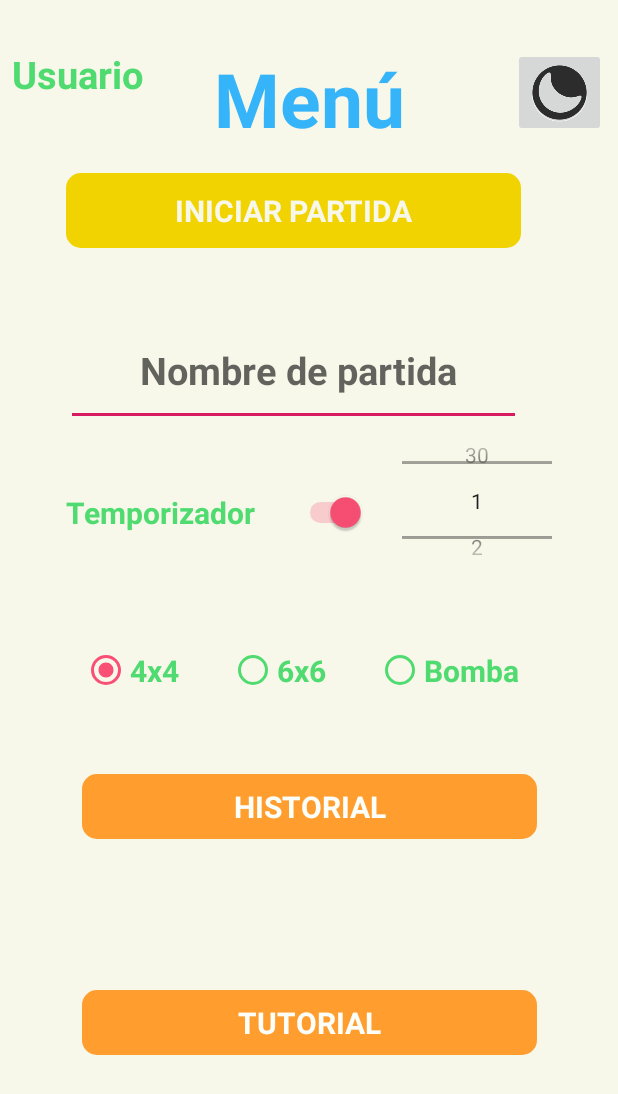
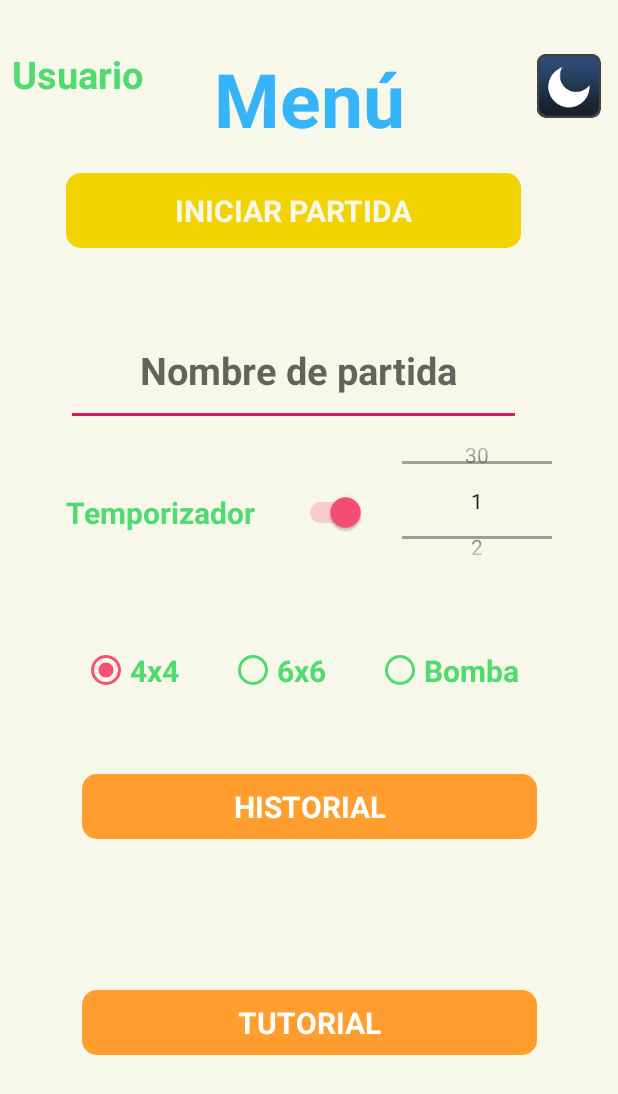
Before and after one commit to silviabolanosp/2048Game, an Android app: the MainActivity screen opened directly, with no data from a screen before it, on a phone screen of 412 x 824 dp. Shown: the top 1094 px of the screen. Run offline under Robolectric (Android 15) with nearby library versions, the phone set to English and light mode, and no system bars; Roboto replaces fonts that are not available here; 3 statements that could not run were skipped.

Commit message:
boton night mode

```diff
--- a/app/src/main/res/layout/activity_main.xml
+++ b/app/src/main/res/layout/activity_main.xml
@@ -292,16 +292,15 @@
 
     <ImageButton
         android:id="@+id/nightMode"
-        android:layout_width="62dp"
-        android:layout_height="59dp"
+        android:layout_width="50dp"
+        android:layout_height="50dp"
         android:layout_marginTop="32dp"
         android:layout_marginEnd="8dp"
         android:clickable="false"
         android:onClick="clickNightMode"
-        android:scaleType="centerCrop"
         app:layout_constraintEnd_toEndOf="parent"
         app:layout_constraintTop_toTopOf="parent"
-        app:srcCompat="@drawable/dark" />
+        app:srcCompat="@drawable/luna" />
 
 
 </androidx.constraintlayout.widget.ConstraintLayout>
```
Also changed, not shown: app/src/main/res/drawable-xxxhdpi/luna.png (added).
